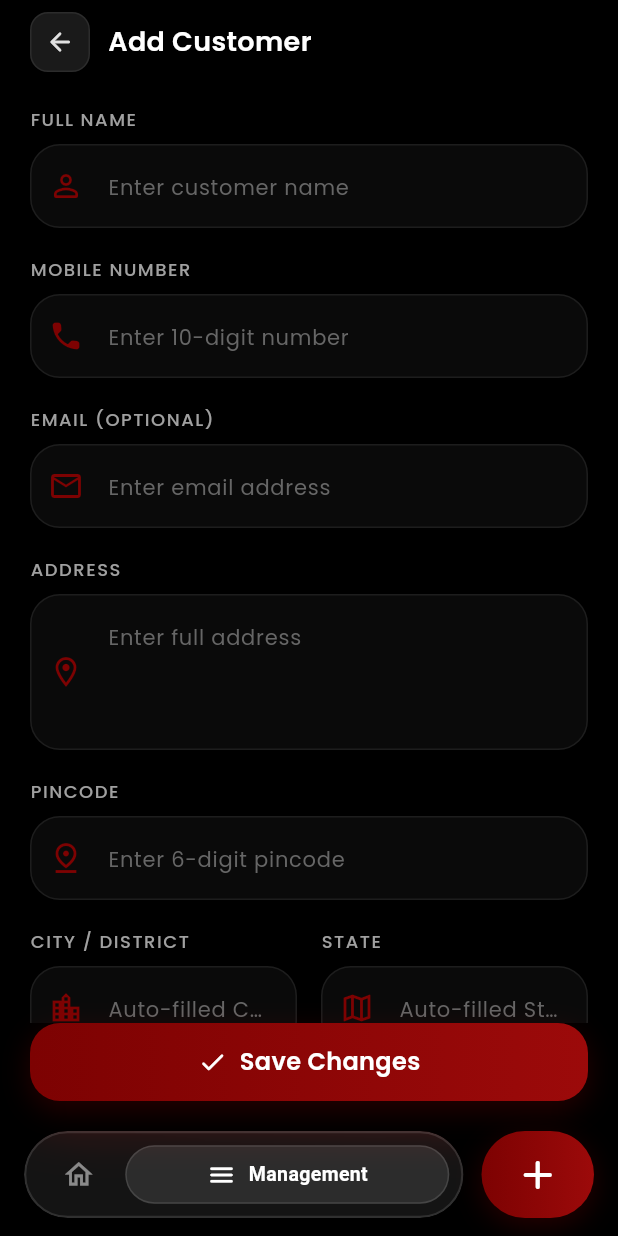
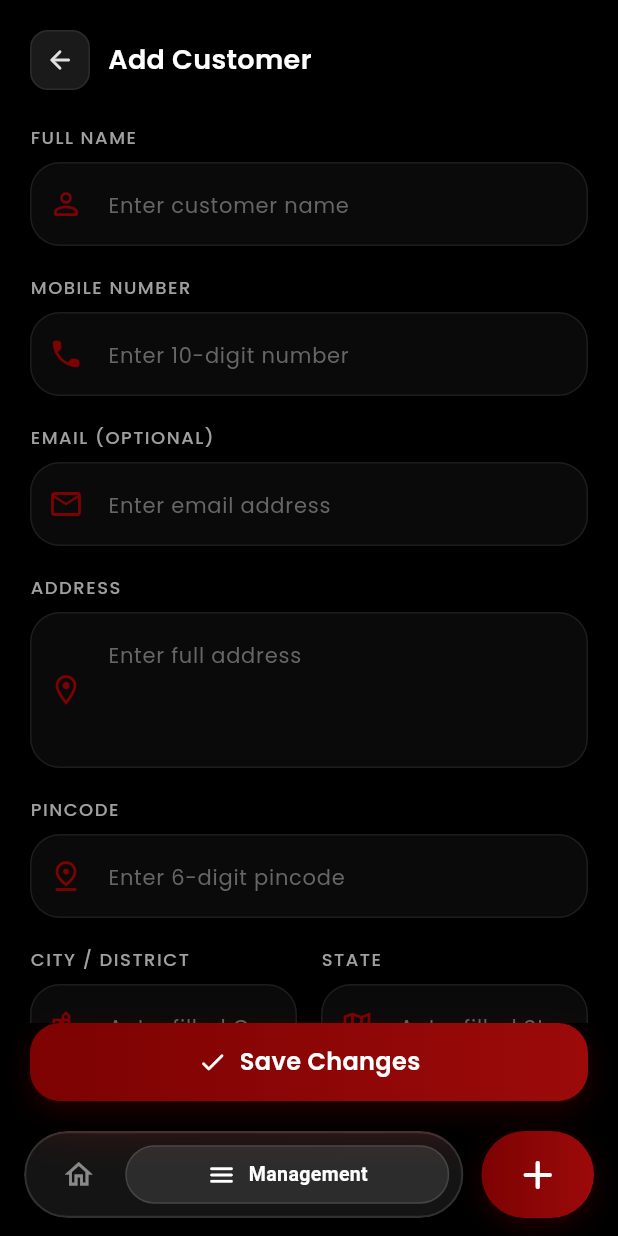
Before and after one commit to iam-shresthraj/PayPulse, a Flutter app: the CustomersScreen screen opened by its route, after a tap on the "person add" icon, on a phone screen of 412 x 824 dp. Run offline on Flutter 3.47's test engine with Material 3 defaults, Android fonts, the phone set to English and light mode, and no system bars; our stand-ins replace barcode_widget, cached_network_image, dio, file_picker, flutter_animate, flutter_local_notifications and 12 more; missing offline and left inert: dart:html, excel; accounts and stored records are empty.

Commit message:
style: make top and left spacing identical for headers with back button and title

```diff
--- a/swarnayan_flutter/lib/features/admin/admin_sub_screens.dart
+++ b/swarnayan_flutter/lib/features/admin/admin_sub_screens.dart
@@ -33,7 +33,7 @@ class AdminPageWrapper extends StatelessWidget {
           children: [
             // Top Bar with Back Button
             Padding(
-              padding: const EdgeInsets.fromLTRB(20, 16, 20, 8),
+              padding: const EdgeInsets.fromLTRB(20, 20, 20, 8),
               child: Row(
                 children: [
                   GestureDetector(
@@ -865,7 +865,7 @@ class _AdminNotificationsScreenState extends ConsumerState<AdminNotificationsScr
           children: [
             // Top Bar
             Padding(
-              padding: const EdgeInsets.fromLTRB(20, 16, 20, 8),
+              padding: const EdgeInsets.fromLTRB(20, 20, 20, 8),
               child: Row(
                 children: [
                   GestureDetector(
--- a/swarnayan_flutter/lib/features/customers/add_customer_dialog.dart
+++ b/swarnayan_flutter/lib/features/customers/add_customer_dialog.dart
@@ -237,7 +237,7 @@ class _AddCustomerDialogState extends ConsumerState<AddCustomerDialog> {
         key: _formKey,
         child: Column(
           children: [
-            SizedBox(height: topPadding + 8),
+            SizedBox(height: topPadding > 0 ? topPadding + 20 : 20),
 
             // ── Header ──
             Padding(
--- a/swarnayan_flutter/lib/features/customers/customer_detail_screen.dart
+++ b/swarnayan_flutter/lib/features/customers/customer_detail_screen.dart
@@ -70,7 +70,7 @@ class CustomerDetailScreen extends ConsumerWidget {
                 child: Column(
                   crossAxisAlignment: CrossAxisAlignment.start,
                   children: [
-                    SizedBox(height: topPadding + 8),
+                    SizedBox(height: topPadding > 0 ? topPadding + 20 : 20),
 
                     // ── Back + Title + Delete ──
                     Padding(
--- a/swarnayan_flutter/lib/features/customers/customers_screen.dart
+++ b/swarnayan_flutter/lib/features/customers/customers_screen.dart
@@ -38,7 +38,7 @@ class _CustomersScreenState extends ConsumerState<CustomersScreen> {
       body: Column(
         crossAxisAlignment: CrossAxisAlignment.start,
         children: [
-          SizedBox(height: topPadding + 8),
+          SizedBox(height: topPadding > 0 ? topPadding + 20 : 20),
 
           // ── Top Bar ──
           Padding(
--- a/swarnayan_flutter/lib/features/more/more_screen.dart
+++ b/swarnayan_flutter/lib/features/more/more_screen.dart
@@ -94,7 +94,7 @@ class MoreScreen extends ConsumerWidget {
           child: Column(
           crossAxisAlignment: CrossAxisAlignment.start,
           children: [
-            SizedBox(height: topPadding + 8),
+            SizedBox(height: topPadding > 0 ? topPadding + 20 : 20),
 
             // ── Top Bar ──
             Padding(
--- a/swarnayan_flutter/lib/features/more/rate_management_screen.dart
+++ b/swarnayan_flutter/lib/features/more/rate_management_screen.dart
@@ -23,7 +23,7 @@ class RateManagementScreen extends ConsumerWidget {
       body: Column(
         crossAxisAlignment: CrossAxisAlignment.start,
         children: [
-          SizedBox(height: topPadding + 8),
+          SizedBox(height: topPadding > 0 ? topPadding + 20 : 20),
 
           // ── Header ──
           Padding(
--- a/swarnayan_flutter/lib/features/more/record_book_screen.dart
+++ b/swarnayan_flutter/lib/features/more/record_book_screen.dart
@@ -243,7 +243,7 @@ class _RecordBookScreenState extends ConsumerState<RecordBookScreen> {
       body: Column(
         crossAxisAlignment: CrossAxisAlignment.start,
         children: [
-          SizedBox(height: topPadding + 8),
+          SizedBox(height: topPadding > 0 ? topPadding + 20 : 20),
 
           // ── Header ──
           Padding(
--- a/swarnayan_flutter/lib/features/products/add_product_screen.dart
+++ b/swarnayan_flutter/lib/features/products/add_product_screen.dart
@@ -265,7 +265,7 @@ class _AddProductScreenState extends ConsumerState<AddProductScreen> {
         key: _formKey,
         child: Column(
           children: [
-            SizedBox(height: topPadding + 8),
+            SizedBox(height: topPadding > 0 ? topPadding + 20 : 20),
             Padding(
               padding: const EdgeInsets.symmetric(horizontal: 20),
               child: Row(
--- a/swarnayan_flutter/lib/features/products/products_screen.dart
+++ b/swarnayan_flutter/lib/features/products/products_screen.dart
@@ -43,7 +43,7 @@ class _ProductsScreenState extends ConsumerState<ProductsScreen> {
       body: Column(
         crossAxisAlignment: CrossAxisAlignment.start,
         children: [
-          SizedBox(height: topPadding + 8),
+          SizedBox(height: topPadding > 0 ? topPadding + 20 : 20),
 
           // ── Top Bar ──
           Padding(
--- a/swarnayan_flutter/lib/features/reports/reports_screen.dart
+++ b/swarnayan_flutter/lib/features/reports/reports_screen.dart
@@ -543,7 +543,7 @@ class _ReportsScreenState extends ConsumerState<ReportsScreen> {
       body: Column(
         crossAxisAlignment: CrossAxisAlignment.start,
         children: [
-          SizedBox(height: topPadding + 8),
+          SizedBox(height: topPadding > 0 ? topPadding + 20 : 20),
           Padding(
             padding: const EdgeInsets.symmetric(horizontal: 20),
             child: Row(
```
